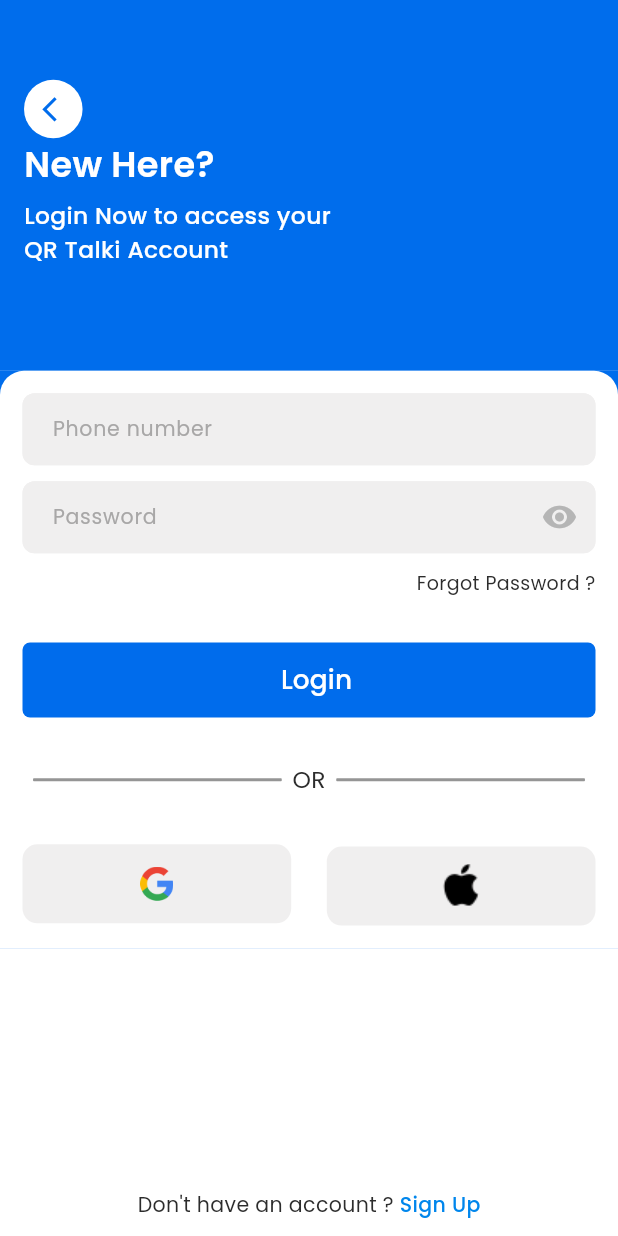
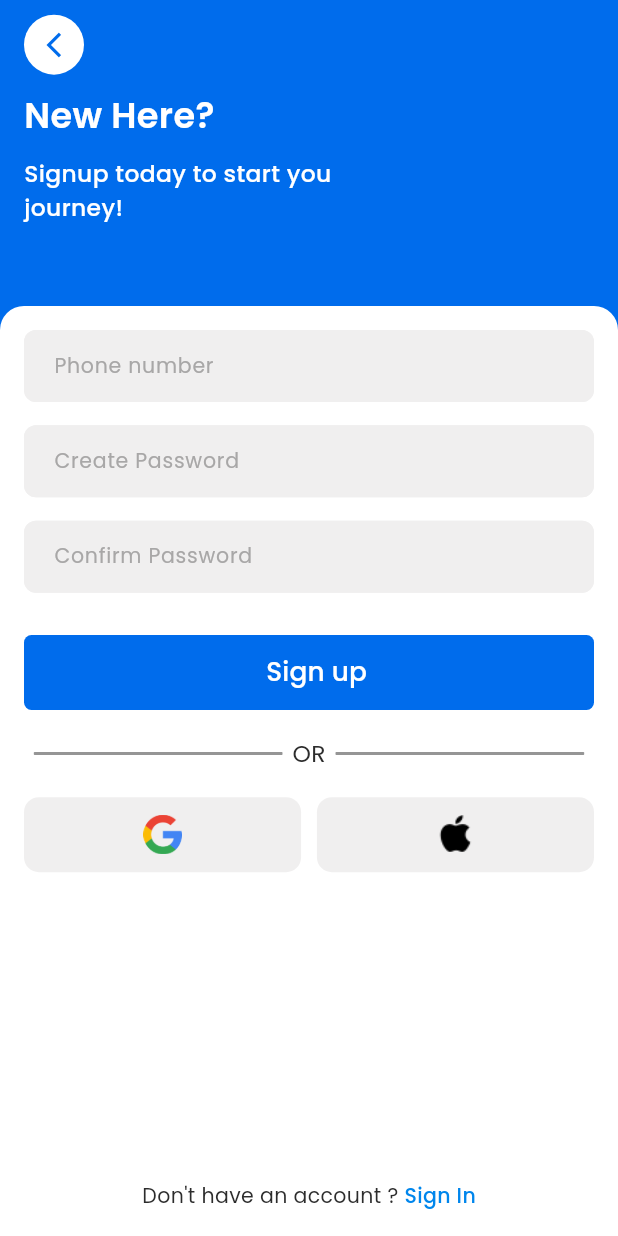
Before and after one commit to Butomy/QR_Talkie, a Flutter app: the SignUp screen opened directly, on a phone screen of 412 x 824 dp. Run offline on Flutter 3.47's test engine with Material 2 defaults, Android fonts, the phone set to English and light mode, and no system bars; our stand-ins replace device_preview, flutter_screenutil.

Commit message:
Sign screen

```diff
--- a/lib/presentation/screens/sign_up/signup_page.dart
+++ b/lib/presentation/screens/sign_up/signup_page.dart
@@ -3,7 +3,10 @@ import 'package:flutter_screenutil/flutter_screenutil.dart';
 import 'package:qr_talkie/presentation/widgets/custom_button.dart';
 import 'package:qr_talkie/utils/colors.dart';
 import 'package:qr_talkie/utils/custom_font_style.dart';
+import '../../../utils/validation_util.dart';
+import '../../widgets/appbar_custom.dart';
 import '../../widgets/custom_textfield.dart';
+import '../login/widgets/social_button.dart';
 
 class SignUp extends StatefulWidget {
   const SignUp({super.key});
@@ -13,38 +16,42 @@ class SignUp extends StatefulWidget {
 }
 
 class _SignUpState extends State<SignUp> {
+  final _formKey = GlobalKey<FormState>();
+  final TextEditingController numberCtrl = TextEditingController();
+  final TextEditingController passCtrl = TextEditingController();
+  final TextEditingController confirmPassCtrl = TextEditingController();
   @override
   Widget build(BuildContext context) {
-    return Scaffold(
+    return Form(
+      key: _formKey,
+      child: Scaffold(
         backgroundColor: white,
         body: SingleChildScrollView(
-        child: SizedBox(
+          physics: const ClampingScrollPhysics(),
+          child: Container(
             height: ScreenUtil().screenHeight,
+            width: ScreenUtil().screenWidth,
+            color: primaryColor,
             child: Column(
-            children: [
-              Container(
-                height: ScreenUtil().screenHeight * 0.3,
-                padding: EdgeInsets.only(
-                    top: ScreenUtil().statusBarHeight,
-                    left: 16,
-                    right: 16,
-                    bottom: 16),
-                width: double.infinity,
-                color: bluuedec,
-                child: Column(
-                  mainAxisAlignment: MainAxisAlignment.center,
+              mainAxisAlignment: MainAxisAlignment.start,
               crossAxisAlignment: CrossAxisAlignment.start,
               children: [
-                    CircleAvatar(
-                      backgroundColor: Colors.white,
-                      radius: 20.r,
-                      child: Padding(
-                        padding: EdgeInsets.only(right: 5),
-                        child: Icon(
-                          Icons.arrow_back_ios_new,
-                          color: primaryColor,
-                          size: 20.sp,
+                Padding(
+                  padding: const EdgeInsets.only(
+                    left: 16,
                   ),
+                  child: Column(
+                    mainAxisAlignment: MainAxisAlignment.start,
+                    crossAxisAlignment: CrossAxisAlignment.start,
+                    children: [
+                      SizedBox(
+                        height: 10.h,
+                      ),
+                      CustomAppBar(
+                        leadingBg: white,
+                        padding: EdgeInsets.only(
+                          top: MediaQuery.of(context).padding.top,
+                          bottom: 10.h,
                         ),
                       ),
                       Text(
@@ -56,19 +63,22 @@ class _SignUpState extends State<SignUp> {
                         ),
                       ),
                       SizedBox(
-                      height: 5.h,
+                        height: 10.h,
                       ),
-                    Text('Login Now to access your\nQR Talki Account',
+                      Text('Signup today to start you\njourney!',
                           style: CustomFontStyle().common(
                               fontSize: 16.sp,
                               fontWeight: FontWeight.w500,
-                            color: white))
+                              color: white)),
+                      SizedBox(
+                        height: 30.h,
+                      )
                     ],
                   ),
                 ),
-              Container(
-                color: bluuedec,
+                Expanded(
                   child: Container(
+                    margin: EdgeInsets.only(top: 25.h),
                     decoration: const BoxDecoration(
                       color: white,
                       borderRadius: BorderRadius.only(
@@ -76,51 +86,64 @@ class _SignUpState extends State<SignUp> {
                         topRight: Radius.circular(16),
                       ),
                     ),
-                  padding: EdgeInsets.all(15.0),
+                    padding: const EdgeInsets.all(16.0),
                     child: Column(
                       crossAxisAlignment: CrossAxisAlignment.start,
                       children: [
                         CustomTextField(
+                          validator: ValidationUtil(context).phoneValidation,
                           hintText: "Phone number",
+                          controller: numberCtrl,
+                          keyboardType: TextInputType.number,
                           hintstyle: TextStyle(
                             fontSize: 14.sp,
                             fontWeight: FontWeight.w400,
                             color: grey,
                           ),
                         ),
+                        const SizedBox(
+                          height: 5,
+                        ),
                         CustomTextField(
-                        hintText: "Password",
+                          validator: ValidationUtil(context).phoneValidation,
+                          hintText: "Create Password",
+                          controller: passCtrl,
+                          hintstyle: TextStyle(
+                            fontSize: 14.sp,
+                            fontWeight: FontWeight.w400,
+                            color: grey,
+                          ),
+                        ),
+                        const SizedBox(
+                          height: 5,
+                        ),
+                        CustomTextField(
+                          controller: confirmPassCtrl,
+                          validator: (value) => ValidationUtil(context)
+                              .confirmPasswordValidation(
+                                  confirmPassCtrl.text, passCtrl.text),
+                          hintText: "Confirm Password",
                           hintstyle: TextStyle(
                               fontSize: 14.sp,
                               fontWeight: FontWeight.w400,
                               color: grey),
-                        isPasswordType: true,
+                          // isPasswordType: true,
                           maxLine: 1,
                           onTap: () {},
                         ),
-                      Align(
-                        alignment: Alignment.topRight,
-                        child: Text(
-                          'Forgot Password ?',
-                          style: CustomFontStyle().common(
-                            color: black2c,
-                            fontSize: 13.sp,
-                            fontWeight: FontWeight.w400,
+                        SizedBox(
+                          height: 18.h,
                         ),
-                        ),
-                      ),
-                      Padding(
-                        padding: const EdgeInsets.only(top: 30, bottom: 30),
-                        child: CustomButton(
-                          text: "Login",
+                        CustomButton(
+                          text: "Sign up",
                           textColor: white,
                           bgColor: primaryColor,
                           onPress: () {
-                            //   Navigator.push(context, MaterialPageRoute(builder:(context) {
-                            //    return const Loginpage();
-                            //  },));
+                            // if (_formKey.currentState!.validate()) {}
                           },
                         ),
+                        SizedBox(
+                          height: 18.h,
                         ),
                         Row(
                           mainAxisAlignment: MainAxisAlignment.spaceEvenly,
@@ -165,46 +188,35 @@ class _SignUpState extends State<SignUp> {
                             ),
                           ],
                         ),
+                        SizedBox(
+                          height: 18.h,
+                        ),
                         Row(
                           mainAxisAlignment: MainAxisAlignment.spaceBetween,
                           children: [
-                          Container(
-                            margin: const EdgeInsets.only(top: 30),
-                            padding: EdgeInsets.all(15),
-                            width: ScreenUtil().screenWidth / 2.3,
-                            height: 54.h,
-                            decoration: ShapeDecoration(
-                              color: const Color(0xFFF0EFEF),
-                              shape: RoundedRectangleBorder(
-                                borderRadius: BorderRadius.circular(10),
+                            Expanded(
+                              child: SocialButton(
+                                socialImage: 'assets/images/Google.png',
+                                onTap: () {},
                               ),
                             ),
-                            child: Image.asset(
-                              "assets/images/Google.png",
+                            SizedBox(
+                              width: 10.w,
                             ),
+                            Expanded(
+                              child: SocialButton(
+                                socialImage:
+                                    'assets/images/icons8-apple-30.png',
+                                onTap: () {},
                               ),
-                          Container(
-                            margin: const EdgeInsets.only(top: 33),
-                            width: MediaQuery.of(context).size.width / 2.3,
-                            height: 54.h,
-                            decoration: ShapeDecoration(
-                              color: ash_eef,
-                              shape: RoundedRectangleBorder(
-                                borderRadius: BorderRadius.circular(10),
-                              ),
-                            ),
-                            child: Image.asset(
-                                'assets/images/icons8-apple-30.png'),
-                          )
-                        ],
                             ),
                           ],
                         ),
-                ),
-              ),
+
                         const Spacer(),
-              Padding(
-                padding: const EdgeInsets.all(10),
+                        // Expanded(child: SizedBox()),
+                        Align(
+                          alignment: Alignment.center,
                           child: Text.rich(
                             TextSpan(
                               children: [
@@ -217,7 +229,7 @@ class _SignUpState extends State<SignUp> {
                                   ),
                                 ),
                                 TextSpan(
-                        text: 'Sign Up',
+                                  text: 'Sign In',
                                   style: CustomFontStyle().common(
                                     color: blue6ec,
                                     fontSize: 14.sp,
@@ -232,6 +244,11 @@ class _SignUpState extends State<SignUp> {
                     ),
                   ),
                 ),
+              ],
+            ),
+          ),
+        ),
+      ),
     );
   }
 }
```
Also changed, not shown: lib/presentation/screens/login/loginpage.dart (+25 -5 lines), lib/presentation/widgets/custom_textfield.dart (+7 -6 lines), lib/utils/validation_util.dart (added, +80 -0 lines). Lines whose indentation alone changed are shown as unchanged.
